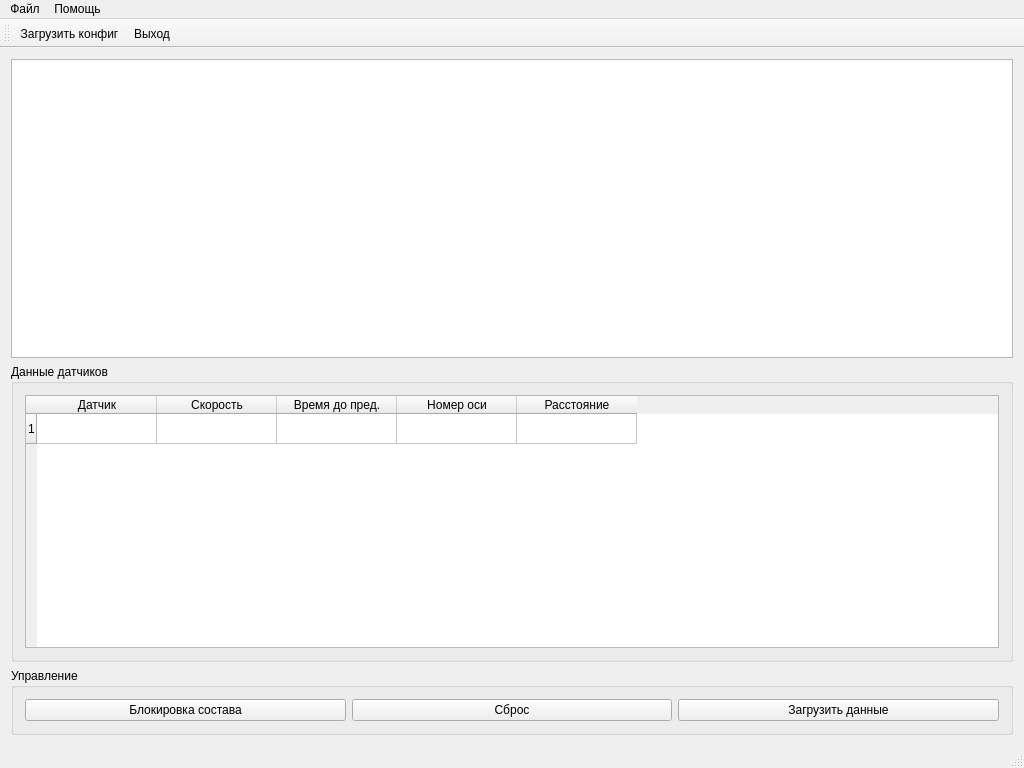
Victor-161/pricel, file mainwindow.ui: the form before one commit.
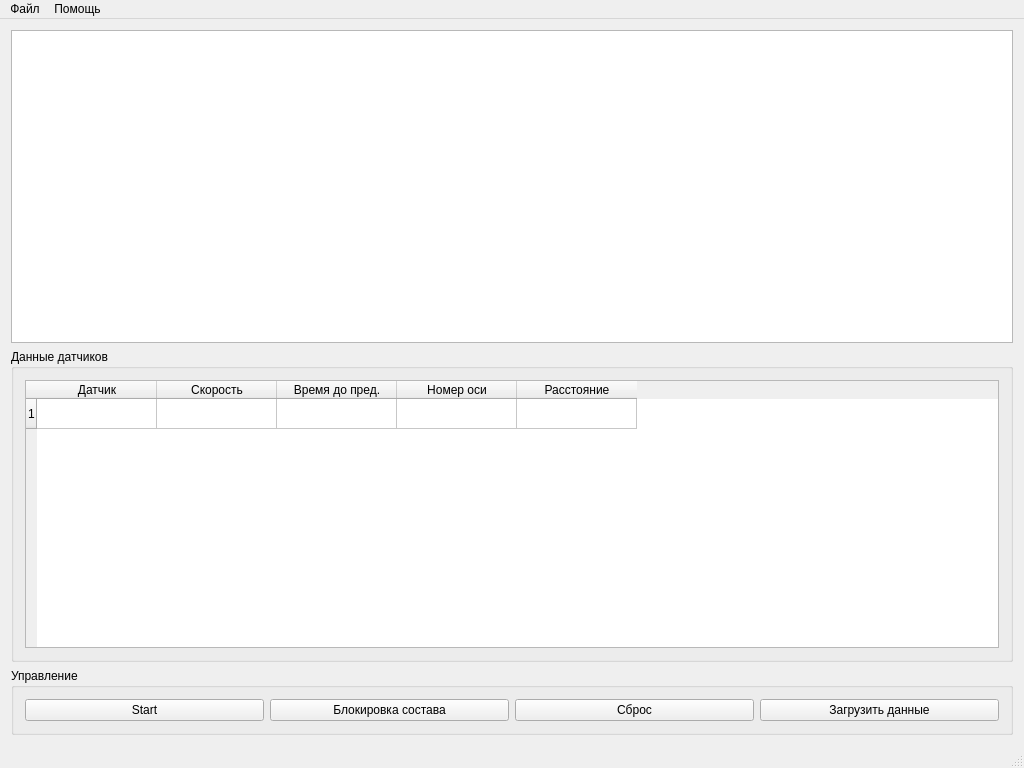
The form after the commit.

The edit to the form file:
```diff
--- a/mainwindow.ui
+++ b/mainwindow.ui
@@ -88,6 +88,13 @@
        <string>Управление</string>
       </property>
       <layout class="QHBoxLayout" name="horizontalLayout_2">
+       <item>
+        <widget class="QPushButton" name="startButton">
+         <property name="text">
+          <string>Start</string>
+         </property>
+        </widget>
+       </item>
        <item>
         <widget class="QPushButton" name="blockButton">
          <property name="text">
@@ -140,16 +147,6 @@
    <addaction name="menuFile"/>
    <addaction name="menuHelp"/>
   </widget>
-  <widget class="QToolBar" name="mainToolBar">
-   <attribute name="toolBarArea">
-    <enum>TopToolBarArea</enum>
-   </attribute>
-   <attribute name="toolBarBreak">
-    <bool>false</bool>
-   </attribute>
-   <addaction name="actionLoadConfig"/>
-   <addaction name="action"/>
-  </widget>
   <widget class="QStatusBar" name="statusBar"/>
   <action name="actionLoadConfig">
    <property name="text">
```
Left out of the diff: 13 changed lines with no effect on the pictures.
